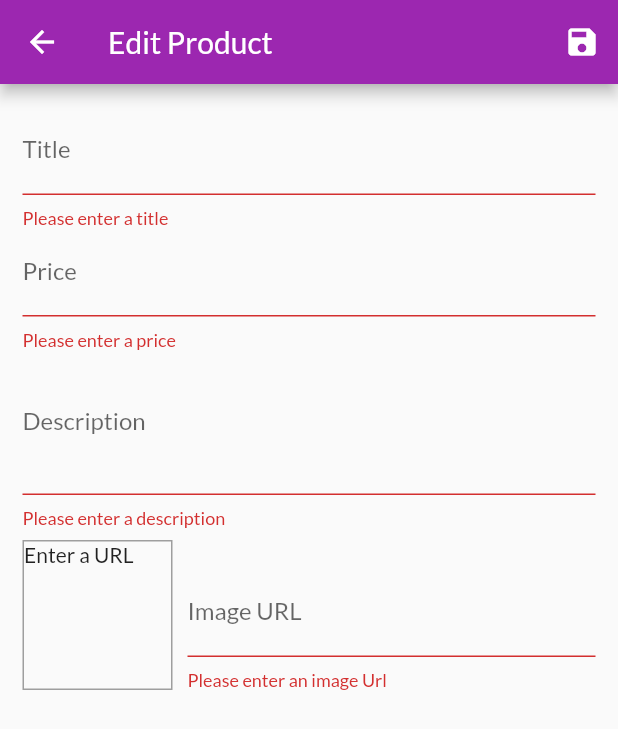
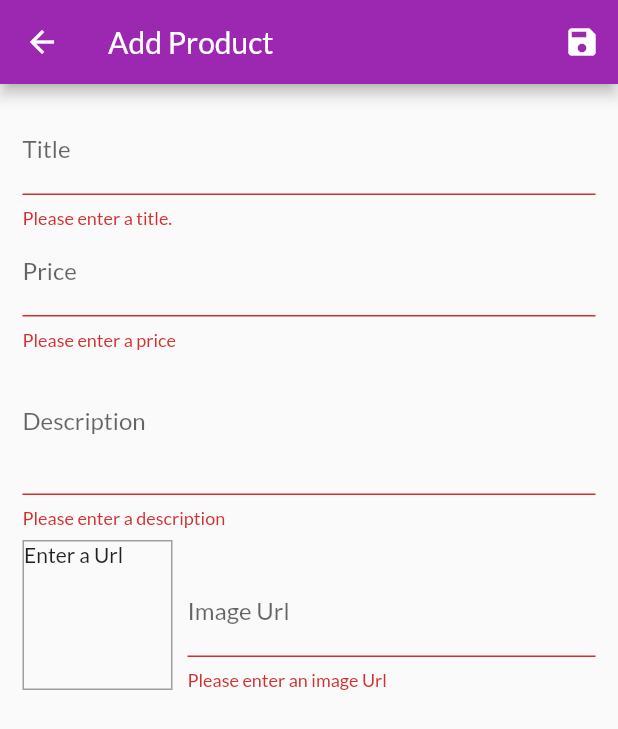
Before and after one commit to GauravSemwal46/Shop-App, a Flutter app: the EditProductScreen screen opened by its route, after a tap on the "save" icon, on a phone screen of 412 x 824 dp. Shown: the top 729 px of the screen. Run offline on Flutter 3.47's test engine with Material 2 defaults, Android fonts, the phone set to English and light mode, and no system bars; our stand-ins replace shared_preferences; accounts and stored records are empty.

Commit message:
add app constants and colors

```diff
--- a/lib/helpers/app_colors.dart
+++ b/lib/helpers/app_colors.dart
@@ -5,4 +5,5 @@ class AppColors {
   static const orangeColor = Color.fromRGBO(255, 188, 117, 1);
   static const deepOrangeColor = Colors.deepOrange;
   static const whiteColor = Colors.white;
+  static const greyColor = Colors.grey;
 }
--- a/lib/helpers/constants.dart
+++ b/lib/helpers/constants.dart
@@ -24,4 +24,24 @@ class AppConstants {
   static const login = 'LOGIN';
   static const signUp = 'SIGN UP';
   static const instead = 'INSTEAD';
+  static const yourCart = 'Your Cart';
+  static const total = 'Total';
+  static const orderNow = 'ORDER NOW';
+  static const somethingWentWrong = 'Something went wrong.';
+  static const editProduct = 'Edit Product';
+  static const addProduct = 'Add Product';
+  static const emptyTitle = 'Please enter a title.';
+  static const title = 'Title';
+  static const price = 'Price';
+  static const emptyPrice = 'Please enter a price';
+  static const invalidNumberMessage = 'Please enter a valid number';
+  static const negativePriceMessage = 'Please enter price greater than 0';
+  static const description = 'Description';
+  static const emptyDescription = 'Please enter a description';
+  static const descSizeMessage = 'Should be atleast 10 character long';
+  static const enterUrl = 'Enter a Url';
+  static const imageUrl = 'Image Url';
+  static const emptyImageUrl = 'Please enter an image Url';
+  static const invalidUrlMessage = 'Please enter a valid url';
+  static const invalidImageUrlMessage = 'Please enter a valid image url';
 }
--- a/lib/screens/cart_screen.dart
+++ b/lib/screens/cart_screen.dart
@@ -1,4 +1,5 @@
 import 'package:flutter/material.dart';
+import 'package:flutter_shop_app/helpers/constants.dart';
 import 'package:flutter_shop_app/providers/cart.dart' show Cart;
 import 'package:flutter_shop_app/providers/orders.dart';
 import 'package:flutter_shop_app/widgets/cart_item.dart';
@@ -13,7 +14,7 @@ class CartScreen extends StatelessWidget {
     final cart = Provider.of<Cart>(context);
     return Scaffold(
       appBar: AppBar(
-        title: const Text('Your Cart'),
+        title: const Text(AppConstants.yourCart),
       ),
       body: Column(children: [
         Card(
@@ -24,7 +25,7 @@ class CartScreen extends StatelessWidget {
               mainAxisAlignment: MainAxisAlignment.spaceBetween,
               children: [
                 const Text(
-                  'Total',
+                  AppConstants.total,
                   style: TextStyle(fontSize: 20),
                 ),
                 const Spacer(),
@@ -97,7 +98,7 @@ class _OrderButtonState extends State<OrderButton> {
             },
       child: _isLoading
           ? const Center(child: CircularProgressIndicator())
-          : const Text('ORDER NOW'),
+          : const Text(AppConstants.orderNow),
     );
   }
 }
--- a/lib/screens/edit_product_screen.dart
+++ b/lib/screens/edit_product_screen.dart
@@ -1,4 +1,6 @@
 import 'package:flutter/material.dart';
+import 'package:flutter_shop_app/helpers/app_colors.dart';
+import 'package:flutter_shop_app/helpers/constants.dart';
 import 'package:flutter_shop_app/providers/product.dart';
 import 'package:flutter_shop_app/providers/products.dart';
 import 'package:provider/provider.dart';
@@ -25,6 +27,7 @@ class _EditProductScreenState extends State<EditProductScreen> {
     'price': '',
     'imageUrl': ''
   };
+  var title = '';
 
   @override
   void initState() {
@@ -47,6 +50,9 @@ class _EditProductScreenState extends State<EditProductScreen> {
         };
         _imageUrlController.text = _editedProduct.imageUrl;
       }
+      title = productId != null
+          ? AppConstants.editProduct
+          : AppConstants.addProduct;
     }
     _isInit = false;
   }
@@ -78,14 +84,12 @@ class _EditProductScreenState extends State<EditProductScreen> {
           await showDialog(
             context: context,
             builder: (ctx) => AlertDialog(
-              title: const Text('An error occurred!'),
-              content: const Text('Something went wrong.'),
+              title: const Text(AppConstants.errorOccured),
+              content: const Text(AppConstants.somethingWentWrong),
               actions: <Widget>[
                 TextButton(
-                  child: const Text('Okay'),
-                  onPressed: () {
-                    Navigator.of(ctx).pop();
-                  },
+                  child: const Text(AppConstants.okay),
+                  onPressed: () => Navigator.of(ctx).pop(),
                 )
               ],
             ),
@@ -113,7 +117,7 @@ class _EditProductScreenState extends State<EditProductScreen> {
   Widget build(BuildContext context) {
     return Scaffold(
       appBar: AppBar(
-        title: const Text('Edit Product'),
+        title: Text(title),
         actions: [
           IconButton(
             onPressed: _saveForm,
@@ -133,11 +137,12 @@ class _EditProductScreenState extends State<EditProductScreen> {
                   children: [
                     TextFormField(
                       initialValue: _initValues['title'],
-                      decoration: const InputDecoration(labelText: 'Title'),
+                      decoration:
+                          const InputDecoration(labelText: AppConstants.title),
                       textInputAction: TextInputAction.next,
                       validator: (value) {
                         if (value!.isEmpty) {
-                          return 'Please enter a title';
+                          return AppConstants.emptyTitle;
                         }
                         return null;
                       },
@@ -154,18 +159,19 @@ class _EditProductScreenState extends State<EditProductScreen> {
                     ),
                     TextFormField(
                       initialValue: _initValues['price'],
-                      decoration: const InputDecoration(labelText: 'Price'),
+                      decoration:
+                          const InputDecoration(labelText: AppConstants.price),
                       textInputAction: TextInputAction.next,
                       keyboardType: TextInputType.number,
                       validator: (value) {
                         if (value!.isEmpty) {
-                          return 'Please enter a price';
+                          return AppConstants.emptyPrice;
                         }
                         if (double.tryParse(value) == null) {
-                          return 'Please enter a valid number';
+                          return AppConstants.invalidNumberMessage;
                         }
                         if (double.parse(value) <= 0) {
-                          return 'Please enter price greater than 0';
+                          return AppConstants.negativePriceMessage;
                         }
                         return null;
                       },
@@ -182,16 +188,16 @@ class _EditProductScreenState extends State<EditProductScreen> {
                     ),
                     TextFormField(
                       initialValue: _initValues['description'],
-                      decoration:
-                          const InputDecoration(labelText: 'Description'),
+                      decoration: const InputDecoration(
+                          labelText: AppConstants.description),
                       maxLines: 3,
                       keyboardType: TextInputType.multiline,
                       validator: (value) {
                         if (value!.isEmpty) {
-                          return 'Please enter a description';
+                          return AppConstants.emptyDescription;
                         }
                         if (value.length < 10) {
-                          return 'Should be atleast 10 character long';
+                          return AppConstants.descSizeMessage;
                         }
                         return null;
                       },
@@ -214,10 +220,11 @@ class _EditProductScreenState extends State<EditProductScreen> {
                           height: 100,
                           margin: const EdgeInsets.only(top: 8, right: 10),
                           decoration: BoxDecoration(
-                            border: Border.all(width: 1, color: Colors.grey),
+                            border: Border.all(
+                                width: 1, color: AppColors.greyColor),
                           ),
                           child: _imageUrlController.text.isEmpty
-                              ? const Text('Enter a URL')
+                              ? const Text(AppConstants.enterUrl)
                               : FittedBox(
                                   child: Image.network(
                                     _imageUrlController.text,
@@ -227,8 +234,8 @@ class _EditProductScreenState extends State<EditProductScreen> {
                         ),
                         Expanded(
                           child: TextFormField(
-                            decoration:
-                                const InputDecoration(labelText: 'Image URL'),
+                            decoration: const InputDecoration(
+                                labelText: AppConstants.imageUrl),
                             keyboardType: TextInputType.url,
                             textInputAction: TextInputAction.done,
                             controller: _imageUrlController,
@@ -236,16 +243,16 @@ class _EditProductScreenState extends State<EditProductScreen> {
                             focusNode: _imageUrlFocusNode,
                             validator: (value) {
                               if (value!.isEmpty) {
-                                return 'Please enter an image Url';
+                                return AppConstants.emptyImageUrl;
                               }
                               if (!value.startsWith('http') &&
                                   value.startsWith('https')) {
-                                return 'Please enter a valid Url';
+                                return AppConstants.invalidUrlMessage;
                               }
                               if (!value.endsWith('.png') &&
                                   value.endsWith('.jpg') &&
                                   value.endsWith('.jpeg')) {
-                                return 'Please enter a valid image Url';
+                                return AppConstants.invalidImageUrlMessage;
                               }
                               return null;
                             },
```
